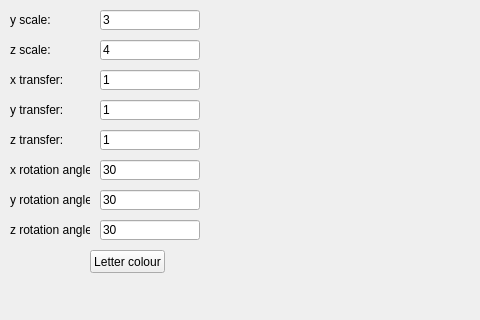
Qt form mainwindow.ui (VadimKasyanenko/lab_6) before a commit; both pictures show x 0 to 480 and y 280 to 600 of the 800 by 600 pixel window.
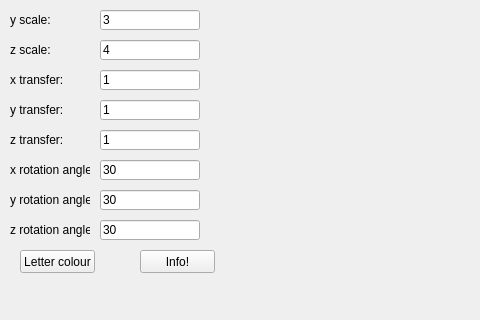
The same form after that commit. Custom widgets are drawn as their Qt base class.

The edit to the form file:
```diff
--- a/mainwindow.ui
+++ b/mainwindow.ui
@@ -18,9 +18,9 @@
     <property name="geometry">
      <rect>
       <x>260</x>
-      <y>20</y>
+      <y>10</y>
       <width>511</width>
-      <height>521</height>
+      <height>531</height>
      </rect>
     </property>
    </widget>
@@ -378,7 +378,7 @@
    <widget class="QPushButton" name="pushButton_10">
     <property name="geometry">
      <rect>
-      <x>90</x>
+      <x>20</x>
       <y>530</y>
       <width>75</width>
       <height>23</height>
@@ -388,6 +388,19 @@
      <string>Letter colour</string>
     </property>
    </widget>
+   <widget class="QPushButton" name="pushButton_11">
+    <property name="geometry">
+     <rect>
+      <x>140</x>
+      <y>530</y>
+      <width>75</width>
+      <height>23</height>
+     </rect>
+    </property>
+    <property name="text">
+     <string>Info!</string>
+    </property>
+   </widget>
   </widget>
   <widget class="QMenuBar" name="menubar">
    <property name="geometry">
```
